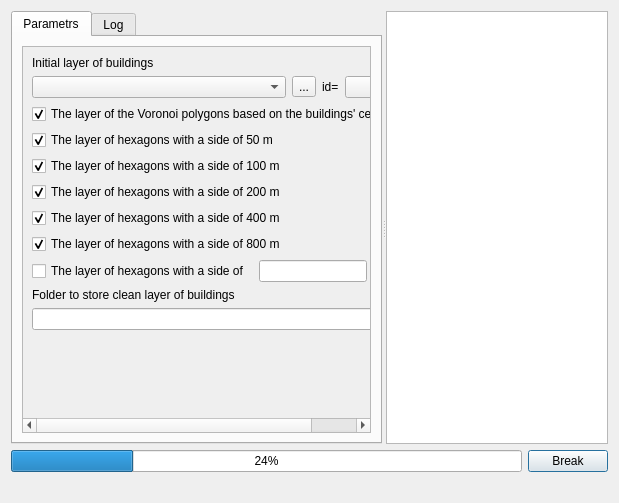
The window that UI/visualization_clean.ui (ishusterman/tau_net_calc) describes before a commit, drawn with Qt 5.
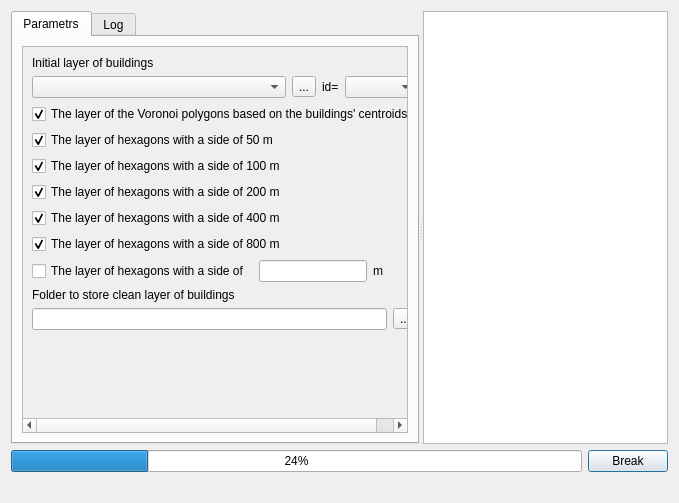
The same window after the commit.

```diff
--- a/UI/visualization_clean.ui
+++ b/UI/visualization_clean.ui
@@ -9,7 +9,7 @@
    <rect>
     <x>0</x>
     <y>0</y>
-    <width>619</width>
+    <width>679</width>
     <height>503</height>
    </rect>
   </property>
@@ -83,8 +83,8 @@
             <rect>
              <x>0</x>
              <y>0</y>
-             <width>397</width>
-             <height>310</height>
+             <width>446</width>
+             <height>336</height>
             </rect>
            </property>
            <property name="sizePolicy">
```
